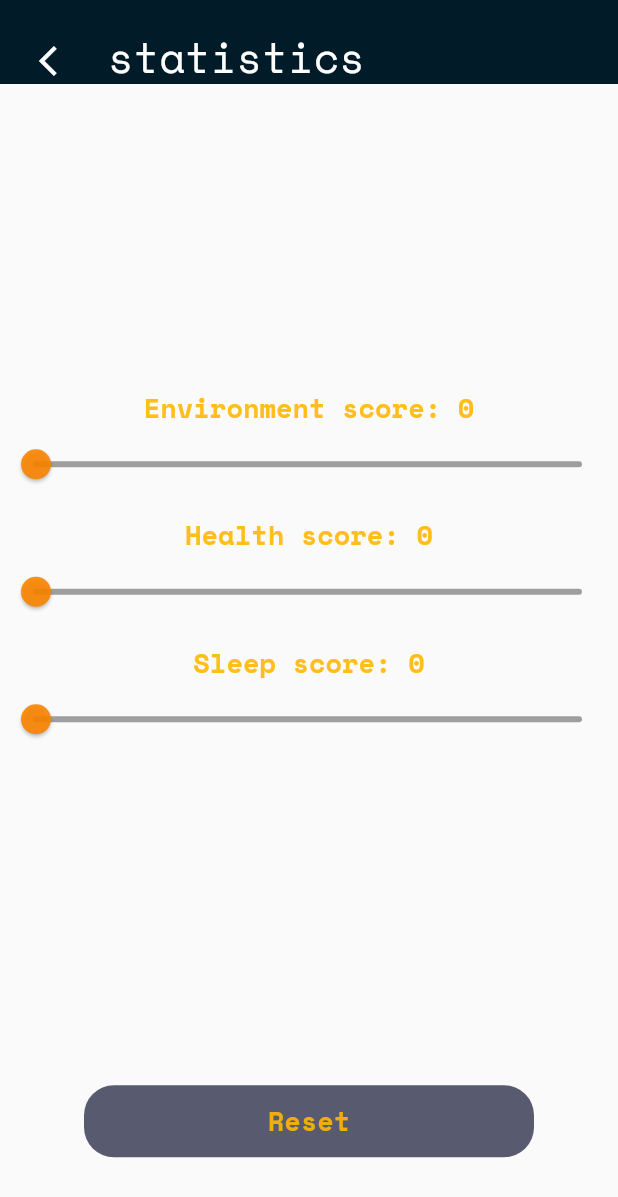
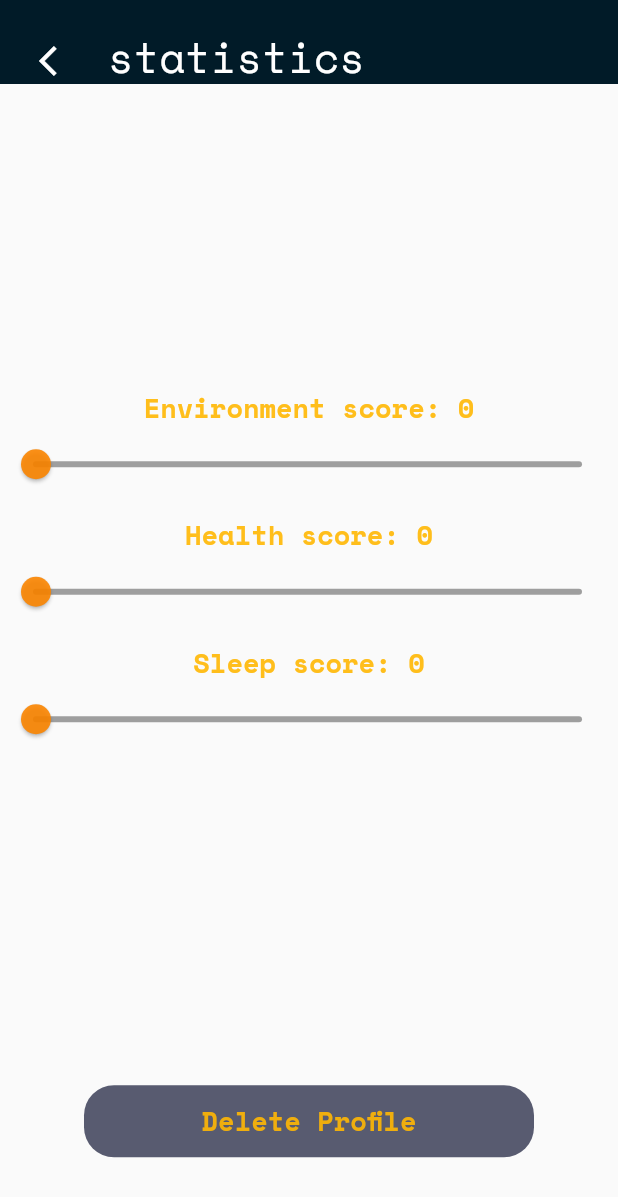
Before and after one commit to ahmedmahmud/terragotchi, a Flutter app: the StatisticsWidget screen opened directly with empty values, on a phone screen of 412 x 824 dp. Shown: the top 1197 px of the screen. Run offline on Flutter 3.47's test engine with Material 2 defaults, Android fonts, the phone set to English and light mode, and no system bars; our stand-ins replace shared_preferences; missing offline and left inert: flutter_web_browser; accounts and stored records are empty; network calls fail.

Commit message:
change reset button

```diff
--- a/lib/StatisticsPage.dart
+++ b/lib/StatisticsPage.dart
@@ -1,3 +1,5 @@
+import 'dart:io';
+
 import 'package:flutter/material.dart';
 import 'package:flutter/services.dart';
 import 'package:terragotchi/sharedPrefs.dart';
@@ -36,7 +38,8 @@ class StatisticsWidget extends StatelessWidget {
 
   Future<void> pressButton() async {
     await (await getData()).clear();
-    SystemChannels.platform.invokeMethod('SystemNavigator.pop');
+    // SystemChannels.platform.invokeMethod('SystemNavigator.pop');
+    exit(0);
   }
 
   @override
@@ -145,7 +148,7 @@ class StatisticsWidget extends StatelessWidget {
                 onPressed: () {
                   pressButton();
                 },
-                child: Text('Reset',
+                child: Text('Delete Profile',
                     style: questionStyle, textAlign: TextAlign.center),
               ),
             ),
```
